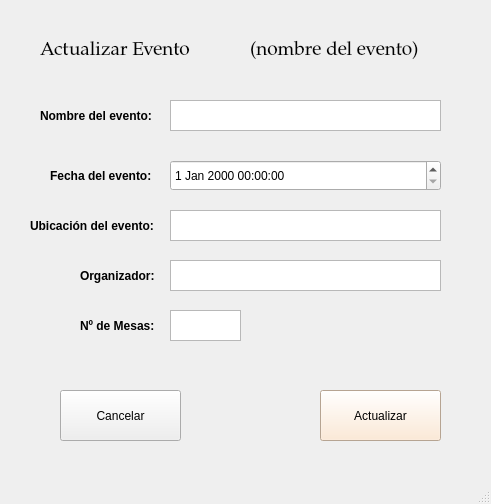
Before: the Qt Designer form src/ui/ActualizarEvento.ui in IvanJesusCorbalanPascual/Gestor-de-Eventos, drawn with Qt 5.
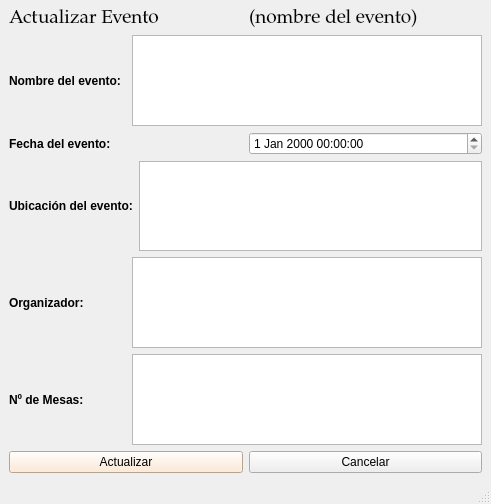
After: the same form once the commit is applied.

```diff
--- a/src/ui/ActualizarEvento.ui
+++ b/src/ui/ActualizarEvento.ui
@@ -14,15 +14,41 @@
    <string>MainWindow</string>
   </property>
   <widget class="QWidget" name="centralwidget">
+   <layout class="QVBoxLayout" name="verticalLayout">
+    <item>
+     <layout class="QHBoxLayout" name="horizontalLayout_7">
+      <item>
+       <widget class="QLabel" name="label_14">
+        <property name="font">
+         <font>
+          <family>Palatino Linotype</family>
+          <pointsize>14</pointsize>
+         </font>
+        </property>
+        <property name="text">
+         <string>Actualizar Evento</string>
+        </property>
+       </widget>
+      </item>
+      <item>
+       <widget class="QLabel" name="label_15">
+        <property name="font">
+         <font>
+          <family>Palatino Linotype</family>
+          <pointsize>14</pointsize>
+         </font>
+        </property>
+        <property name="text">
+         <string>(nombre del evento)</string>
+        </property>
+       </widget>
+      </item>
+     </layout>
+    </item>
+    <item>
+     <layout class="QHBoxLayout" name="horizontalLayout" stretch="1,3">
+      <item>
    <widget class="QLabel" name="label_10">
-    <property name="geometry">
-     <rect>
-      <x>40</x>
-      <y>100</y>
-      <width>131</width>
-      <height>31</height>
-     </rect>
-    </property>
     <property name="font">
      <font>
       <weight>75</weight>
@@ -33,60 +59,20 @@
      <string>Nombre del evento:</string>
     </property>
    </widget>
-   <widget class="QLabel" name="label_6">
-    <property name="geometry">
-     <rect>
-      <x>80</x>
-      <y>260</y>
-      <width>91</width>
-      <height>31</height>
-     </rect>
-    </property>
-    <property name="font">
-     <font>
-      <weight>75</weight>
-      <bold>true</bold>
-     </font>
-    </property>
-    <property name="text">
-     <string>Organizador:</string>
-    </property>
-   </widget>
+      </item>
+      <item>
    <widget class="QTextEdit" name="textEdit_2">
-    <property name="geometry">
-     <rect>
-      <x>170</x>
-      <y>100</y>
-      <width>271</width>
-      <height>31</height>
-     </rect>
-    </property>
     <property name="placeholderText">
      <string/>
     </property>
    </widget>
-   <widget class="QTextEdit" name="textEdit_6">
-    <property name="geometry">
-     <rect>
-      <x>170</x>
-      <y>260</y>
-      <width>271</width>
-      <height>31</height>
-     </rect>
-    </property>
-    <property name="placeholderText">
-     <string/>
-    </property>
-   </widget>
+      </item>
+     </layout>
+    </item>
+    <item>
+     <layout class="QHBoxLayout" name="horizontalLayout_6">
+      <item>
    <widget class="QLabel" name="label_7">
-    <property name="geometry">
-     <rect>
-      <x>50</x>
-      <y>160</y>
-      <width>121</width>
-      <height>31</height>
-     </rect>
-    </property>
     <property name="font">
      <font>
       <weight>75</weight>
@@ -97,44 +83,16 @@
      <string>Fecha del evento:</string>
     </property>
    </widget>
-   <widget class="QDateTimeEdit" name="dateTimeEdit_2">
-    <property name="geometry">
-     <rect>
-      <x>170</x>
-      <y>160</y>
-      <width>271</width>
-      <height>31</height>
-     </rect>
-    </property>
-   </widget>
-   <widget class="QLabel" name="label_8">
-    <property name="geometry">
-     <rect>
-      <x>80</x>
-      <y>310</y>
-      <width>91</width>
-      <height>31</height>
-     </rect>
-    </property>
-    <property name="font">
-     <font>
-      <weight>75</weight>
-      <bold>true</bold>
-     </font>
-    </property>
-    <property name="text">
-     <string>Nº de Mesas:</string>
-    </property>
-   </widget>
+      </item>
+      <item>
+       <widget class="QDateTimeEdit" name="dateTimeEdit_2"/>
+      </item>
+     </layout>
+    </item>
+    <item>
+     <layout class="QHBoxLayout" name="horizontalLayout_5">
+      <item>
    <widget class="QLabel" name="label_9">
-    <property name="geometry">
-     <rect>
-      <x>30</x>
-      <y>210</y>
-      <width>141</width>
-      <height>31</height>
-     </rect>
-    </property>
     <property name="font">
      <font>
       <weight>75</weight>
@@ -145,15 +103,71 @@
      <string>Ubicación del evento:</string>
     </property>
    </widget>
+      </item>
+      <item>
+       <widget class="QTextEdit" name="textEdit_8">
+        <property name="placeholderText">
+         <string/>
+        </property>
+       </widget>
+      </item>
+     </layout>
+    </item>
+    <item>
+     <layout class="QHBoxLayout" name="horizontalLayout_4" stretch="1,3">
+      <item>
+       <widget class="QLabel" name="label_6">
+        <property name="font">
+         <font>
+          <weight>75</weight>
+          <bold>true</bold>
+         </font>
+        </property>
+        <property name="text">
+         <string>Organizador:</string>
+        </property>
+       </widget>
+      </item>
+      <item>
+       <widget class="QTextEdit" name="textEdit_6">
+        <property name="placeholderText">
+         <string/>
+        </property>
+       </widget>
+      </item>
+     </layout>
+    </item>
+    <item>
+     <layout class="QHBoxLayout" name="horizontalLayout_3" stretch="1,3">
+      <item>
+       <widget class="QLabel" name="label_8">
+        <property name="font">
+         <font>
+          <weight>75</weight>
+          <bold>true</bold>
+         </font>
+        </property>
+        <property name="text">
+         <string>Nº de Mesas:</string>
+        </property>
+       </widget>
+      </item>
+      <item>
+       <widget class="QTextEdit" name="textEdit_7">
+        <property name="placeholderText">
+         <string/>
+        </property>
+       </widget>
+      </item>
+     </layout>
+    </item>
+    <item>
+     <layout class="QHBoxLayout" name="horizontalLayout_2" stretch="1,1">
+      <property name="sizeConstraint">
+       <enum>QLayout::SetDefaultConstraint</enum>
+      </property>
+      <item>
    <widget class="QPushButton" name="pushButton_4">
-    <property name="geometry">
-     <rect>
-      <x>320</x>
-      <y>390</y>
-      <width>121</width>
-      <height>51</height>
-     </rect>
-    </property>
     <property name="styleSheet">
      <string notr="true">QWidget {
     background-color: rgb(255, 230, 204); /* Un naranja muy pálido o melocotón claro */
@@ -163,79 +177,9 @@
      <string>Actualizar</string>
     </property>
    </widget>
-   <widget class="QLabel" name="label_14">
-    <property name="geometry">
-     <rect>
-      <x>40</x>
-      <y>30</y>
-      <width>211</width>
-      <height>41</height>
-     </rect>
-    </property>
-    <property name="font">
-     <font>
-      <family>Palatino Linotype</family>
-      <pointsize>14</pointsize>
-     </font>
-    </property>
-    <property name="text">
-     <string>Actualizar Evento</string>
-    </property>
-   </widget>
-   <widget class="QTextEdit" name="textEdit_8">
-    <property name="geometry">
-     <rect>
-      <x>170</x>
-      <y>210</y>
-      <width>271</width>
-      <height>31</height>
-     </rect>
-    </property>
-    <property name="placeholderText">
-     <string/>
-    </property>
-   </widget>
-   <widget class="QTextEdit" name="textEdit_7">
-    <property name="geometry">
-     <rect>
-      <x>170</x>
-      <y>310</y>
-      <width>71</width>
-      <height>31</height>
-     </rect>
-    </property>
-    <property name="placeholderText">
-     <string/>
-    </property>
-   </widget>
-   <widget class="QLabel" name="label_15">
-    <property name="geometry">
-     <rect>
-      <x>250</x>
-      <y>30</y>
-      <width>231</width>
-      <height>41</height>
-     </rect>
-    </property>
-    <property name="font">
-     <font>
-      <family>Palatino Linotype</family>
-      <pointsize>14</pointsize>
-     </font>
-    </property>
-    <property name="text">
-     <string>(nombre del evento)</string>
-    </property>
-   </widget>
+      </item>
+      <item>
    <widget class="QPushButton" name="pushButton_6">
-    <property name="geometry">
-     <rect>
-      <x>60</x>
-      <y>390</y>
-      <width>121</width>
-      <height>51</height>
-     </rect>
-    </property>
     <property name="styleSheet">
      <string notr="true"/>
     </property>
@@ -243,6 +187,10 @@
      <string>Cancelar</string>
     </property>
    </widget>
+      </item>
+     </layout>
+    </item>
+   </layout>
   </widget>
   <widget class="QMenuBar" name="menubar">
    <property name="geometry">
```
Left out of the diff: 2 changed lines with no effect on the pictures. Lines whose indentation alone changed are shown as unchanged.
